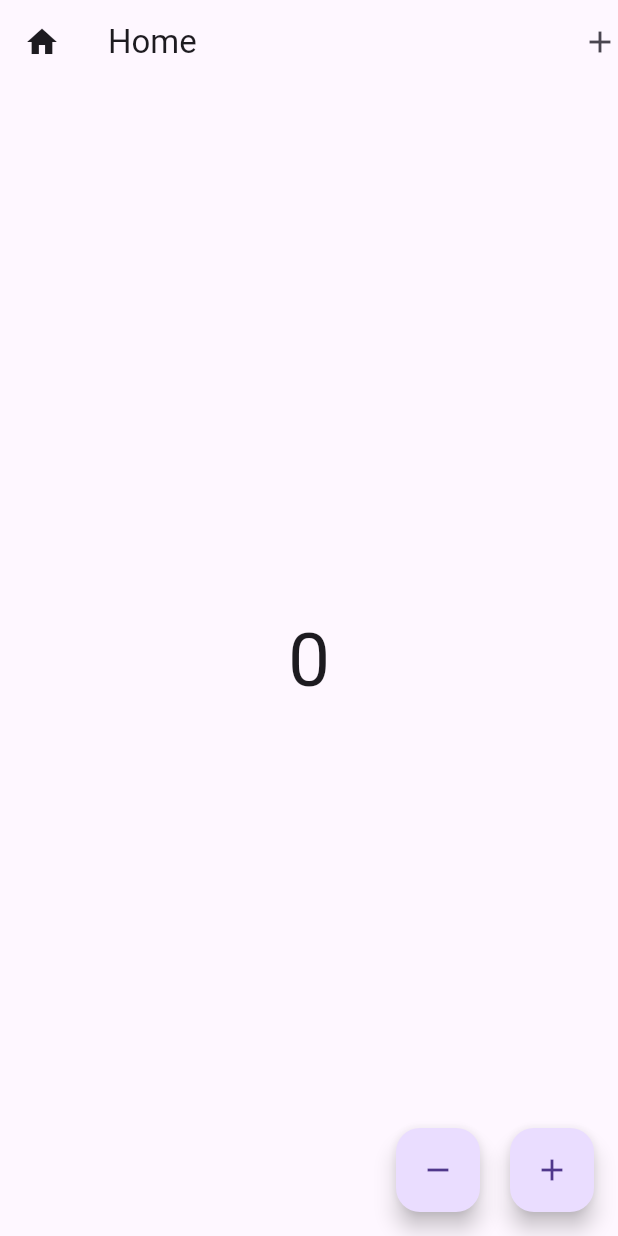
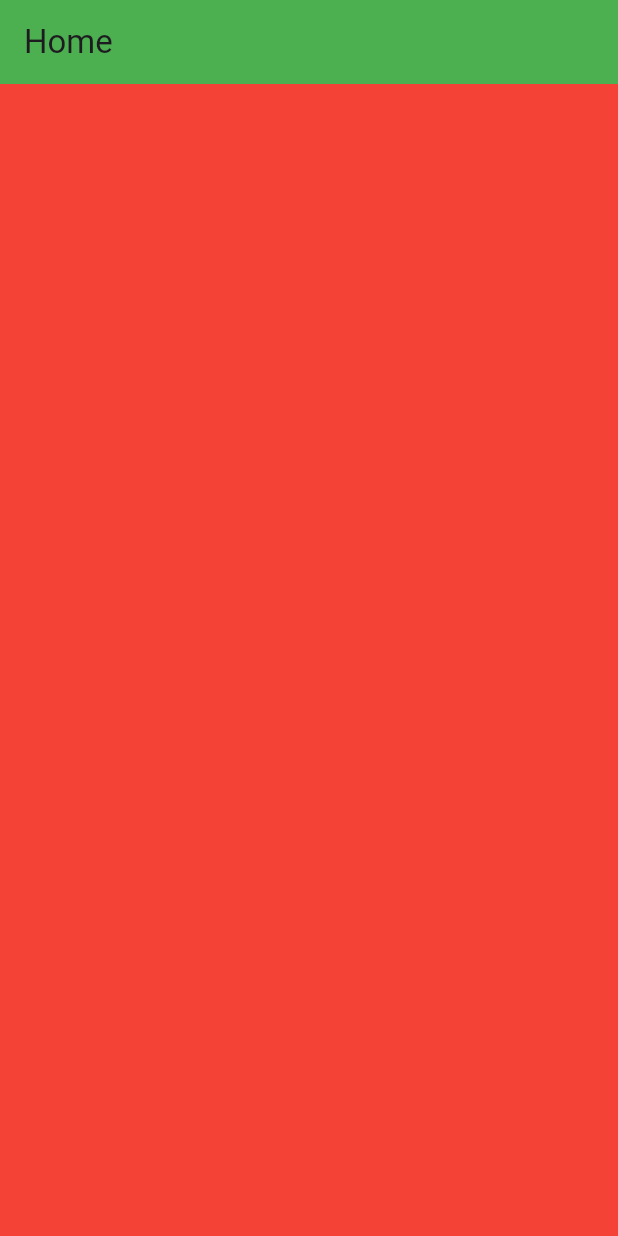
Before and after one commit to AflatTaif/live_class_practice_app_ii, a Flutter app: the screen it shows after launch, on a phone screen of 412 x 824 dp. Run offline on Flutter 3.47's test engine with Material 3 defaults, Android fonts, the phone set to English and light mode, and no system bars.

Commit message:
module 9 class 1 MediaQuery | Wrap | LayoutBuilder | WidgetBuilder

```diff
--- a/lib/main.dart
+++ b/lib/main.dart
@@ -1,19 +1,91 @@
+import 'package:flutter/material.dart';
 
-import 'package:flutter/material.dart';
-import 'package:live_class_practice_app_ii/home_screen.dart';
+void main() {
+  runApp(const MyApp());
+}
 
-void main (){
-  runApp(MyApp());
-
-}
 class MyApp extends StatelessWidget {
   const MyApp({super.key});
 
   @override
   Widget build(BuildContext context) {
     return MaterialApp(
-      debugShowCheckedModeBanner: false,
-     home: HomeScreen(),
+      home: const Home(),
+      theme: ThemeData(),
     );
   }
 }
+
+class Home extends StatelessWidget {
+  const Home({super.key});
+
+  @override
+  Widget build(BuildContext context) {
+    // MediaQuery
+    print(MediaQuery.of(context).size);
+    print(MediaQuery.of(context).size.width);
+    print(MediaQuery.of(context).size.height);
+    print(MediaQuery.of(context).orientation);
+    print(MediaQuery.of(context).devicePixelRatio);
+    print(MediaQuery.of(context).displayFeatures);
+
+    print(MediaQuery.displayFeaturesOf(context));
+    print(MediaQuery.sizeOf(context));
+
+    return Scaffold(
+      appBar: AppBar(
+        backgroundColor: Colors.green,
+        title: const Text('Home'),
+      ),
+      // body: Center(
+      //   child: Wrap(
+      //     alignment: WrapAlignment.center,
+      //     crossAxisAlignment: WrapCrossAlignment.start,
+      //     spacing: 4,
+      //     children: [
+      //       Text(MediaQuery.orientationOf(context).toString()),
+      //       Text(MediaQuery.orientationOf(context).toString()),
+      //       Text(MediaQuery.orientationOf(context).toString()),
+      //       Text(MediaQuery.orientationOf(context).toString()),
+      //       Text(MediaQuery.orientationOf(context).toString()),
+      //       Text(MediaQuery.orientationOf(context).toString()),
+      //       Text(MediaQuery.orientationOf(context).toString()),
+      //       Text(MediaQuery.orientationOf(context).toString()),
+      //       Text(MediaQuery.orientationOf(context).toString()),
+      //       Text(MediaQuery.orientationOf(context).toString()),
+      //     ],
+      //   ),
+      // ),
+      /* body: LayoutBuilder(
+        builder: (BuildContext context, BoxConstraints constraints) {
+          if (constraints.maxWidth < 400) {
+            return const Center(child: Text('Mobile'));
+          } else if (constraints.maxWidth < 600) {
+            return const Center(child: Text('Tablet'));
+          } else if (constraints.maxWidth < 1200) {
+            return const Center(child: Text('Laptop'));
+          }
+
+          return const Center(child: Text('Desktop'));
+        },
+      ),*/
+      body: OrientationBuilder(
+        builder: (context, orientation) {
+          if (orientation == Orientation.landscape) {
+            return Container(
+              width: double.infinity,
+              height: double.infinity,
+              color: Colors.yellow,
+            );
+          } else {
+            return Container(
+              width: double.infinity,
+              height: double.infinity,
+              color: Colors.red,
+            );
+          }
+        },
+      ),
+    );
+  }
+}
```
